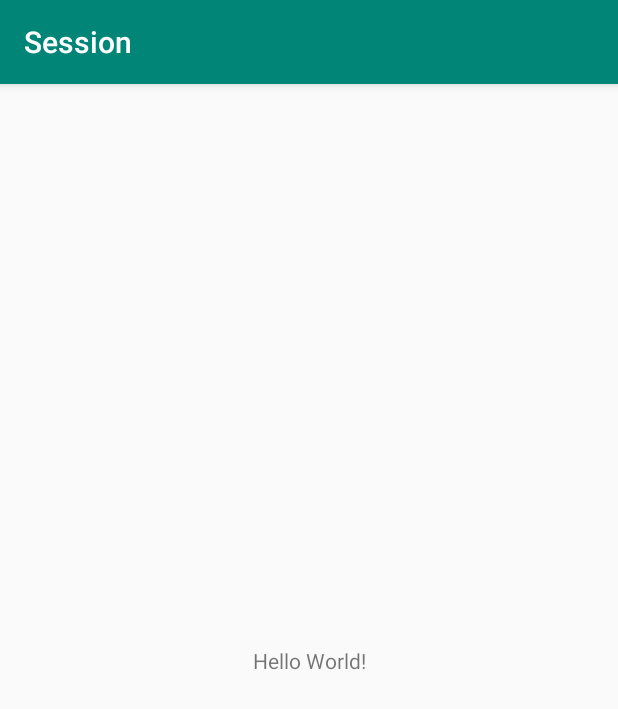
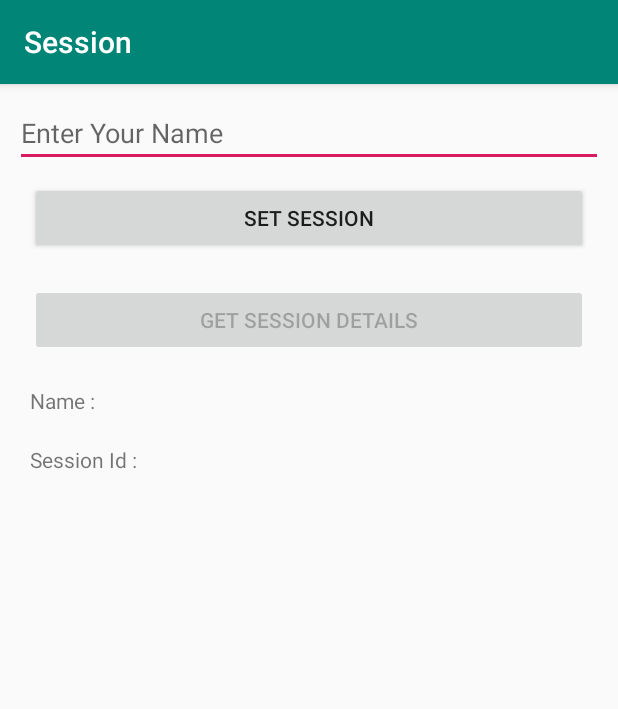
Before and after one commit to Suvam-Dawn/Session-Android-Node.js, an Android app: the screen it shows after launch (MainActivity), on a phone screen of 412 x 824 dp. Shown: the top 709 px of the screen. Run offline under Robolectric (Android 15) with nearby library versions, the phone set to English and light mode, and no system bars; our stand-ins replace Volley.

Commit message:
Make Android UI & fixed bug

```diff
--- a/Android/app/src/main/AndroidManifest.xml
+++ b/Android/app/src/main/AndroidManifest.xml
@@ -1,7 +1,7 @@
 <?xml version="1.0" encoding="utf-8"?>
 <manifest xmlns:android="http://schemas.android.com/apk/res/android"
     package="com.suvamdawn.session">
-
+    <uses-permission android:name="android.permission.INTERNET" />
     <application
         android:allowBackup="true"
         android:icon="@mipmap/ic_launcher"
--- a/Android/app/src/main/res/layout/activity_main.xml
+++ b/Android/app/src/main/res/layout/activity_main.xml
@@ -1,18 +1,42 @@
 <?xml version="1.0" encoding="utf-8"?>
-<android.support.constraint.ConstraintLayout xmlns:android="http://schemas.android.com/apk/res/android"
+<LinearLayout xmlns:android="http://schemas.android.com/apk/res/android"
     xmlns:app="http://schemas.android.com/apk/res-auto"
     xmlns:tools="http://schemas.android.com/tools"
     android:layout_width="match_parent"
     android:layout_height="match_parent"
-    tools:context=".MainActivity">
+    android:padding="10dp"
+    tools:context=".MainActivity"
+    android:orientation="vertical">
 
+   <EditText
+       android:id="@+id/userName"
+       android:layout_width="match_parent"
+       android:layout_height="wrap_content"
+       android:hint="Enter Your Name"/>
+    <Button
+        android:id="@+id/setSession"
+        android:layout_width="match_parent"
+        android:layout_height="wrap_content"
+        android:text="Set Session"
+        android:layout_margin="10dp"/>
+    <Button
+        android:id="@+id/get"
+        android:layout_width="match_parent"
+        android:layout_height="wrap_content"
+        android:text="Get Session Details"
+        android:layout_margin="10dp"
+        android:enabled="false"/>
     <TextView
-        android:layout_width="wrap_content"
+        android:id="@+id/detailName"
+        android:layout_width="match_parent"
         android:layout_height="wrap_content"
-        android:text="Hello World!"
-        app:layout_constraintBottom_toBottomOf="parent"
-        app:layout_constraintLeft_toLeftOf="parent"
-        app:layout_constraintRight_toRightOf="parent"
-        app:layout_constraintTop_toTopOf="parent" />
+        android:layout_margin="10dp"
+        android:text="Name : "/>
+    <TextView
+        android:id="@+id/sid"
+        android:layout_width="match_parent"
+        android:layout_height="wrap_content"
+        android:layout_margin="10dp"
+        android:text="Session Id : "/>
 
-</android.support.constraint.ConstraintLayout>
+</LinearLayout>
```
Also changed, not shown: Android/app/src/main/java/com/suvamdawn/session/MainActivity.java (+110 -1 lines), Android/app/src/main/java/com/suvamdawn/session/MySingleton.java (added, +44 -0 lines), 1 other file.
